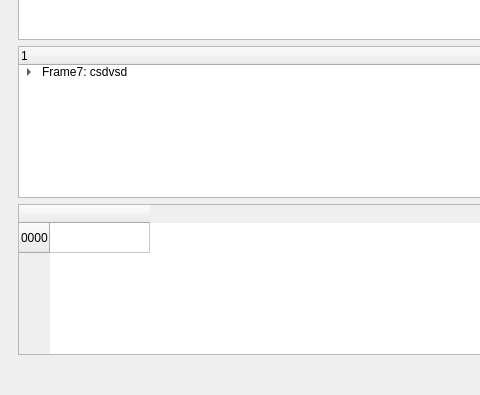
amr-essam95/Packet-Analyzer, file NetworkAnalyzer.ui: the form before one commit; both pictures show x 0 to 480 and y 205 to 600 of the 800 by 600 pixel window.
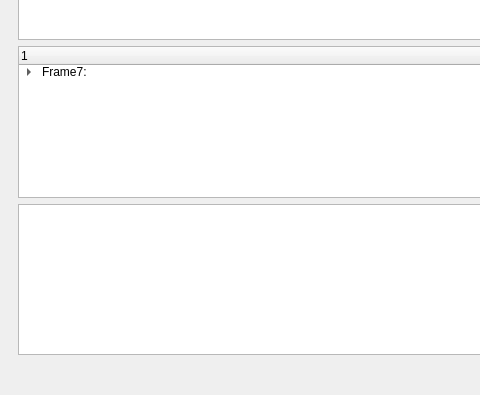
The form after the commit. The open tabs and pages were chosen to show the change. Icons and pictures are not drawn.

```diff
--- a/NetworkAnalyzer.ui
+++ b/NetworkAnalyzer.ui
@@ -195,7 +195,7 @@
           </column>
           <item>
            <property name="text">
-            <string>Frame7: csdvsd</string>
+            <string>Frame7: </string>
            </property>
            <item>
             <property name="text">
@@ -245,18 +245,7 @@
          </widget>
         </item>
         <item row="2" column="0">
-         <widget class="QTableWidget" name="tableWidget_2">
-          <row>
-           <property name="text">
-            <string>0000</string>
-           </property>
-          </row>
-          <column>
-           <property name="text">
-            <string/>
-           </property>
-          </column>
-         </widget>
+         <widget class="QPlainTextEdit" name="plainTextEdit"/>
         </item>
        </layout>
       </widget>
```
Left out of the diff: 8 changed lines with no effect on the pictures.
